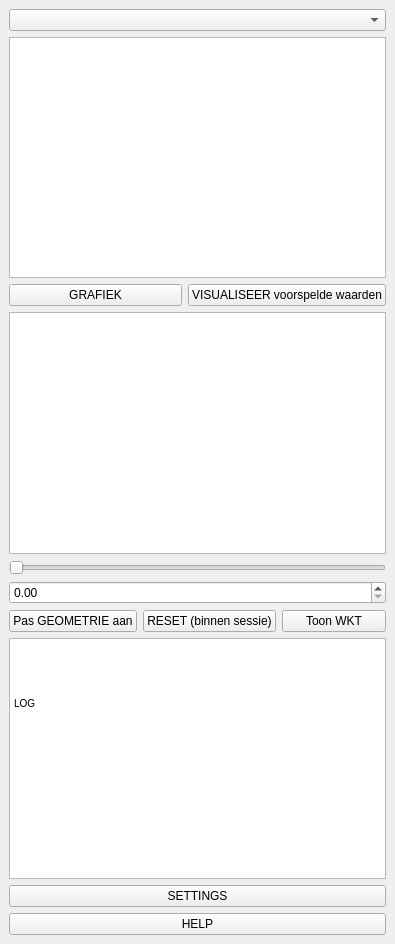
Before: the Qt Designer form plugin/brdrq/brdrq_dockwidget.ui in OnroerendErfgoed/brdrQ, drawn with Qt 5.
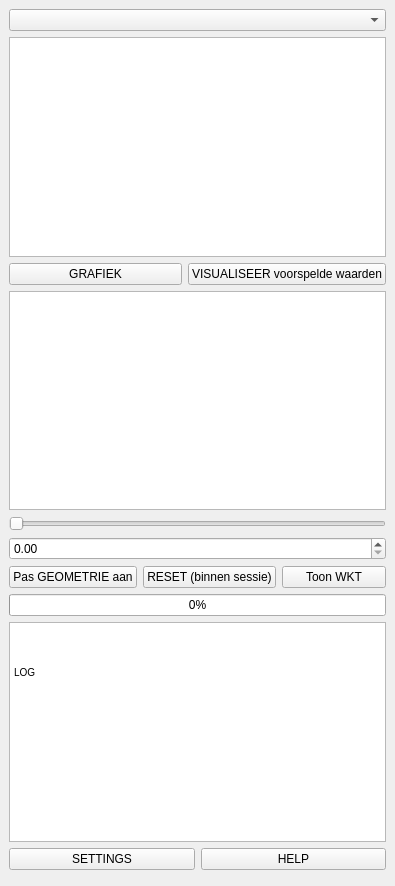
After: the same form once the commit is applied. Custom widgets are drawn as their Qt base class.

Commit message: #89  added progressbar and wait icon

```diff
--- a/plugin/brdrq/brdrq_dockwidget.ui
+++ b/plugin/brdrq/brdrq_dockwidget.ui
@@ -7,7 +7,7 @@
                 <x>0</x>
                 <y>0</y>
                 <width>395</width>
-                <height>944</height>
+    <height>886</height>
             </rect>
         </property>
         <property name="windowTitle">
@@ -15,13 +15,6 @@
         </property>
         <widget class="QWidget" name="dockWidgetContents">
             <layout class="QGridLayout" name="gridLayout">
-                <item row="17" column="1">
-                    <widget class="QPushButton" name="pushButton_help">
-                        <property name="text">
-                            <string>HELP</string>
-                        </property>
-                    </widget>
-                </item>
                 <item row="4" column="1">
                     <layout class="QHBoxLayout" name="horizontalLayout">
                         <item>
@@ -65,51 +58,67 @@
                         </item>
                     </layout>
                 </item>
-                <item row="12" column="1">
-                    <widget class="QSlider" name="horizontalSlider">
-                        <property name="singleStep">
-                            <number>10</number>
-                        </property>
-                        <property name="orientation">
-                            <enum>Qt::Horizontal</enum>
-                        </property>
-                    </widget>
-                </item>
-                <item row="11" column="1">
-                    <widget class="QListWidget" name="listWidget_predictions"/>
-                </item>
                 <item row="13" column="1">
                     <widget class="QDoubleSpinBox" name="doubleSpinBox"/>
                 </item>
-                <item row="15" column="1">
-                    <widget class="QTextEdit" name="textEdit_output">
-                        <property name="html">
-                            <string>&lt;!DOCTYPE HTML PUBLIC &quot;-//W3C//DTD HTML 4.0//EN&quot; &quot;http://www.w3.org/TR/REC-html40/strict.dtd&quot;&gt;
-                                &lt;html&gt;&lt;head&gt;&lt;meta name=&quot;qrichtext&quot; content=&quot;1&quot; /&gt;&lt;style
-                                type=&quot;text/css&quot;&gt;
-                                p, li { white-space: pre-wrap; }
-                                &lt;/style&gt;&lt;/head&gt;&lt;body style=&quot; font-family:'MS Shell Dlg 2';
-                                font-size:7.8pt; font-weight:400; font-style:normal;&quot;&gt;
-                                &lt;p style=&quot; margin-top:0px; margin-bottom:0px; margin-left:0px; margin-right:0px;
-                                -qt-block-indent:0; text-indent:0px;&quot;&gt; &lt;/p&gt;
-                                &lt;p style=&quot; margin-top:0px; margin-bottom:0px; margin-left:0px; margin-right:0px;
-                                -qt-block-indent:0; text-indent:0px;&quot;&gt; &lt;/p&gt;
-                                &lt;p style=&quot; margin-top:0px; margin-bottom:0px; margin-left:0px; margin-right:0px;
-                                -qt-block-indent:0; text-indent:0px;&quot;&gt;LOG &lt;/p&gt;&lt;/body&gt;&lt;/html&gt;
-                            </string>
-                        </property>
-                    </widget>
+    <item row="11" column="1">
+     <widget class="QListWidget" name="listWidget_predictions"/>
                 </item>
                 <item row="2" column="1">
-                    <widget class="QgsMapLayerComboBox" name="mMapLayerComboBox"></widget>
+     <widget class="QgsMapLayerComboBox" name="mMapLayerComboBox"/>
                 </item>
                 <item row="3" column="1">
                     <widget class="QListWidget" name="listWidget_features"/>
                 </item>
-                <item row="16" column="1">
+    <item row="25" column="1" rowspan="3">
+     <layout class="QHBoxLayout" name="horizontalLayout_3" stretch="0,0">
+      <property name="bottomMargin">
+       <number>7</number>
+      </property>
+      <item>
                     <widget class="QPushButton" name="pushButton_settings">
                         <property name="text">
                             <string>SETTINGS</string>
+        </property>
+       </widget>
+      </item>
+      <item>
+       <widget class="QPushButton" name="pushButton_help">
+        <property name="text">
+         <string>HELP</string>
+        </property>
+       </widget>
+      </item>
+     </layout>
+    </item>
+    <item row="16" column="1">
+     <widget class="QTextEdit" name="textEdit_output">
+      <property name="html">
+       <string>&lt;!DOCTYPE HTML PUBLIC &quot;-//W3C//DTD HTML 4.0//EN&quot; &quot;http://www.w3.org/TR/REC-html40/strict.dtd&quot;&gt;
+&lt;html&gt;&lt;head&gt;&lt;meta name=&quot;qrichtext&quot; content=&quot;1&quot; /&gt;&lt;style type=&quot;text/css&quot;&gt;
+p, li { white-space: pre-wrap; }
+&lt;/style&gt;&lt;/head&gt;&lt;body style=&quot; font-family:'MS Shell Dlg 2'; font-size:7.8pt; font-weight:400; font-style:normal;&quot;&gt;
+&lt;p style=&quot; margin-top:0px; margin-bottom:0px; margin-left:0px; margin-right:0px; -qt-block-indent:0; text-indent:0px;&quot;&gt;                                &lt;/p&gt;
+&lt;p style=&quot; margin-top:0px; margin-bottom:0px; margin-left:0px; margin-right:0px; -qt-block-indent:0; text-indent:0px;&quot;&gt;                                 &lt;/p&gt;
+&lt;p style=&quot; margin-top:0px; margin-bottom:0px; margin-left:0px; margin-right:0px; -qt-block-indent:0; text-indent:0px;&quot;&gt;                                 &lt;/p&gt;
+&lt;p style=&quot; margin-top:0px; margin-bottom:0px; margin-left:0px; margin-right:0px; -qt-block-indent:0; text-indent:0px;&quot;&gt;LOG                             &lt;/p&gt;&lt;/body&gt;&lt;/html&gt;</string>
+      </property>
+     </widget>
+    </item>
+    <item row="12" column="1">
+     <widget class="QSlider" name="horizontalSlider">
+      <property name="singleStep">
+       <number>10</number>
+      </property>
+      <property name="orientation">
+       <enum>Qt::Horizontal</enum>
+      </property>
+     </widget>
+    </item>
+    <item row="15" column="1">
+     <widget class="QProgressBar" name="progressBar">
+      <property name="value">
+       <number>0</number>
                         </property>
                     </widget>
                 </item>
```
Lines whose indentation alone changed are shown as unchanged. The commit also changes 1 other file.
